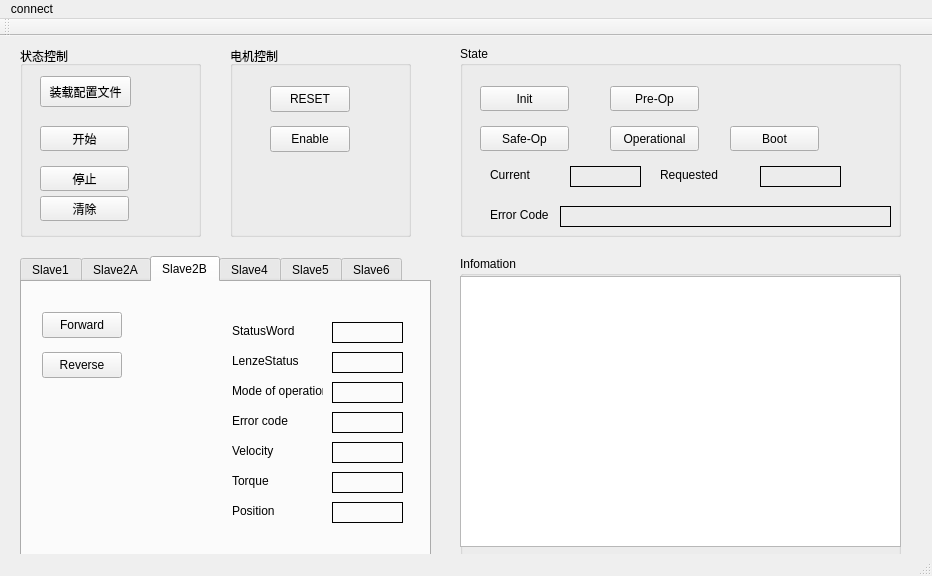
Before: the Qt Designer form mainwindow.ui in jaq1217/i700-m, drawn with Qt 5.
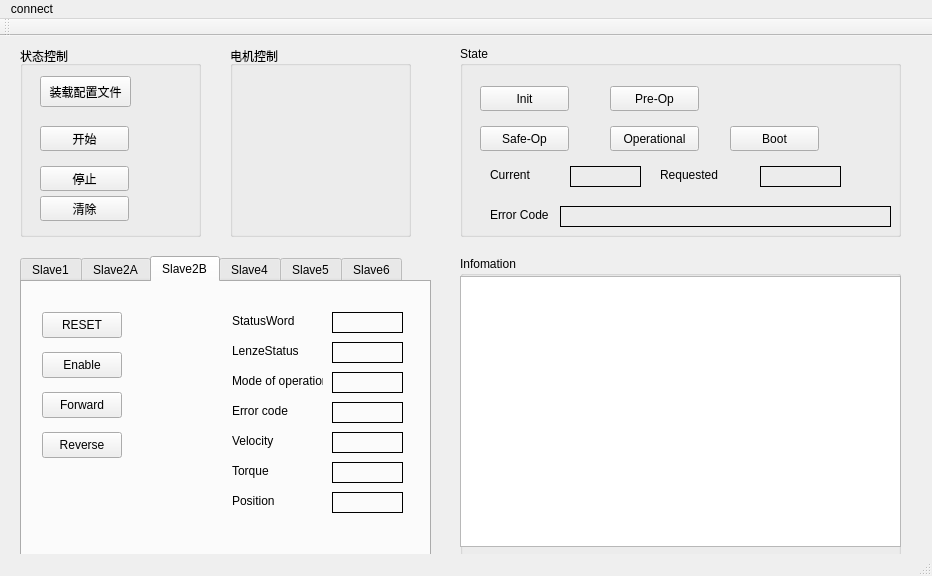
After: the same form once the commit is applied. The open tabs and pages were chosen to show the change.

Diff of the .ui file:
```diff
--- a/mainwindow.ui
+++ b/mainwindow.ui
@@ -369,6 +369,32 @@
        <string>LenzeStatus</string>
       </property>
      </widget>
+     <widget class="QPushButton" name="resetButton">
+      <property name="geometry">
+       <rect>
+        <x>20</x>
+        <y>30</y>
+        <width>80</width>
+        <height>26</height>
+       </rect>
+      </property>
+      <property name="text">
+       <string>RESET</string>
+      </property>
+     </widget>
+     <widget class="QPushButton" name="enableButton">
+      <property name="geometry">
+       <rect>
+        <x>20</x>
+        <y>70</y>
+        <width>80</width>
+        <height>26</height>
+       </rect>
+      </property>
+      <property name="text">
+       <string>Enable</string>
+      </property>
+     </widget>
     </widget>
     <widget class="QWidget" name="tab_2">
      <attribute name="title">
@@ -654,7 +680,7 @@
       <property name="geometry">
        <rect>
         <x>310</x>
-        <y>130</y>
+        <y>120</y>
         <width>71</width>
         <height>21</height>
        </rect>
@@ -676,7 +702,7 @@
       <property name="geometry">
        <rect>
         <x>310</x>
-        <y>160</y>
+        <y>150</y>
         <width>71</width>
         <height>21</height>
        </rect>
@@ -698,7 +724,7 @@
       <property name="geometry">
        <rect>
         <x>210</x>
-        <y>160</y>
+        <y>150</y>
         <width>71</width>
         <height>18</height>
        </rect>
@@ -711,7 +737,7 @@
       <property name="geometry">
        <rect>
         <x>210</x>
-        <y>190</y>
+        <y>180</y>
         <width>71</width>
         <height>18</height>
        </rect>
@@ -724,7 +750,7 @@
       <property name="geometry">
        <rect>
         <x>310</x>
-        <y>70</y>
+        <y>60</y>
         <width>71</width>
         <height>21</height>
        </rect>
@@ -746,7 +772,7 @@
       <property name="geometry">
        <rect>
         <x>20</x>
-        <y>70</y>
+        <y>150</y>
         <width>80</width>
         <height>26</height>
        </rect>
@@ -759,7 +785,7 @@
       <property name="geometry">
        <rect>
         <x>210</x>
-        <y>70</y>
+        <y>60</y>
         <width>71</width>
         <height>18</height>
        </rect>
@@ -772,7 +798,7 @@
       <property name="geometry">
        <rect>
         <x>210</x>
-        <y>40</y>
+        <y>30</y>
         <width>71</width>
         <height>18</height>
        </rect>
@@ -785,7 +811,7 @@
       <property name="geometry">
        <rect>
         <x>210</x>
-        <y>100</y>
+        <y>90</y>
         <width>91</width>
         <height>18</height>
        </rect>
@@ -798,7 +824,7 @@
       <property name="geometry">
        <rect>
         <x>310</x>
-        <y>190</y>
+        <y>180</y>
         <width>71</width>
         <height>21</height>
        </rect>
@@ -820,7 +846,7 @@
       <property name="geometry">
        <rect>
         <x>310</x>
-        <y>220</y>
+        <y>210</y>
         <width>71</width>
         <height>21</height>
        </rect>
@@ -842,7 +868,7 @@
       <property name="geometry">
        <rect>
         <x>310</x>
-        <y>100</y>
+        <y>90</y>
         <width>71</width>
         <height>21</height>
        </rect>
@@ -864,7 +890,7 @@
       <property name="geometry">
        <rect>
         <x>310</x>
-        <y>40</y>
+        <y>30</y>
         <width>71</width>
         <height>21</height>
        </rect>
@@ -886,7 +912,7 @@
       <property name="geometry">
        <rect>
         <x>20</x>
-        <y>30</y>
+        <y>110</y>
         <width>80</width>
         <height>26</height>
        </rect>
@@ -899,7 +925,7 @@
       <property name="geometry">
        <rect>
         <x>210</x>
-        <y>130</y>
+        <y>120</y>
         <width>71</width>
         <height>18</height>
        </rect>
@@ -912,7 +938,7 @@
       <property name="geometry">
        <rect>
         <x>210</x>
-        <y>220</y>
+        <y>210</y>
         <width>71</width>
         <height>18</height>
        </rect>
@@ -921,6 +947,32 @@
        <string>Position</string>
       </property>
      </widget>
+     <widget class="QPushButton" name="resetButton_2B">
+      <property name="geometry">
+       <rect>
+        <x>20</x>
+        <y>30</y>
+        <width>80</width>
+        <height>26</height>
+       </rect>
+      </property>
+      <property name="text">
+       <string>RESET</string>
+      </property>
+     </widget>
+     <widget class="QPushButton" name="enableButton_2B">
+      <property name="geometry">
+       <rect>
+        <x>20</x>
+        <y>70</y>
+        <width>80</width>
+        <height>26</height>
+       </rect>
+      </property>
+      <property name="text">
+       <string>Enable</string>
+      </property>
+     </widget>
     </widget>
     <widget class="QWidget" name="tab_4">
      <attribute name="title">
@@ -1170,32 +1222,6 @@
     <property name="flat">
      <bool>false</bool>
     </property>
-    <widget class="QPushButton" name="enableButton">
-     <property name="geometry">
-      <rect>
-       <x>40</x>
-       <y>80</y>
-       <width>80</width>
-       <height>26</height>
-      </rect>
-     </property>
-     <property name="text">
-      <string>Enable</string>
-     </property>
-    </widget>
-    <widget class="QPushButton" name="resetButton">
-     <property name="geometry">
-      <rect>
-       <x>40</x>
-       <y>40</y>
-       <width>80</width>
-       <height>26</height>
-      </rect>
-     </property>
-     <property name="text">
-      <string>RESET</string>
-     </property>
-    </widget>
    </widget>
   </widget>
   <widget class="QMenuBar" name="menuBar">
```
Left out of the diff: 34 changed lines with no effect on the pictures.
